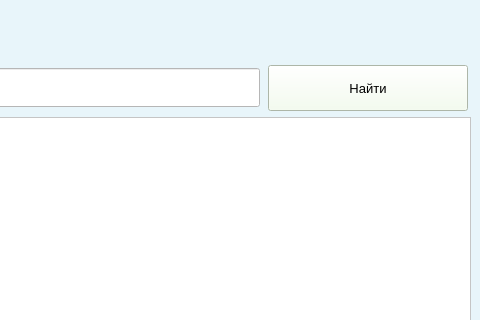
This is qt/only_add.ui in andrei-229/valanter_app as Qt 5 draws it before an edit; both pictures show x 251 to 731 and y 0 to 320 of the 731 by 500 pixel window. The edited form follows.
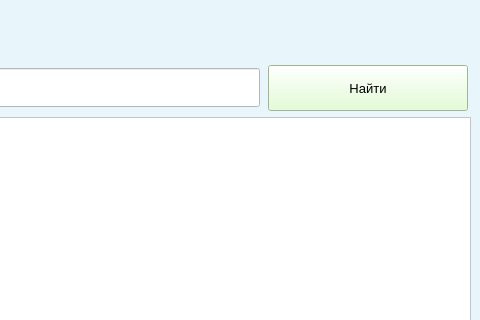
This is the edited form.

```diff
--- a/qt/only_add.ui
+++ b/qt/only_add.ui
@@ -120,7 +120,13 @@
          </font>
         </property>
         <property name="styleSheet">
-         <string notr="true">background-color: rgb(242, 255, 235);</string>
+         <string notr="true">QPushButton{
+background-color: rgb(221, 255, 204);
+}
+QPushButton:hover{
+background-color: rgb(220, 255, 166);
+}
+</string>
         </property>
         <property name="text">
          <string>Найти</string>
```
Left out of the diff: 16 changed lines with no effect on the pictures.
